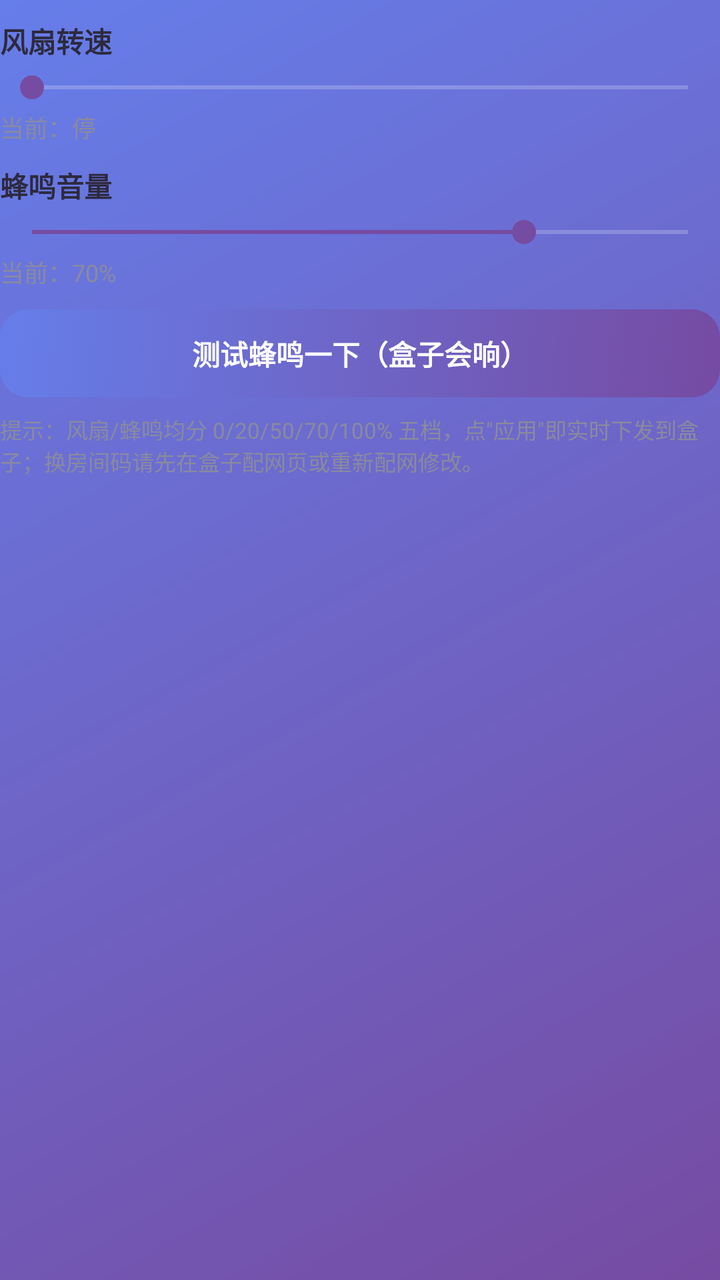
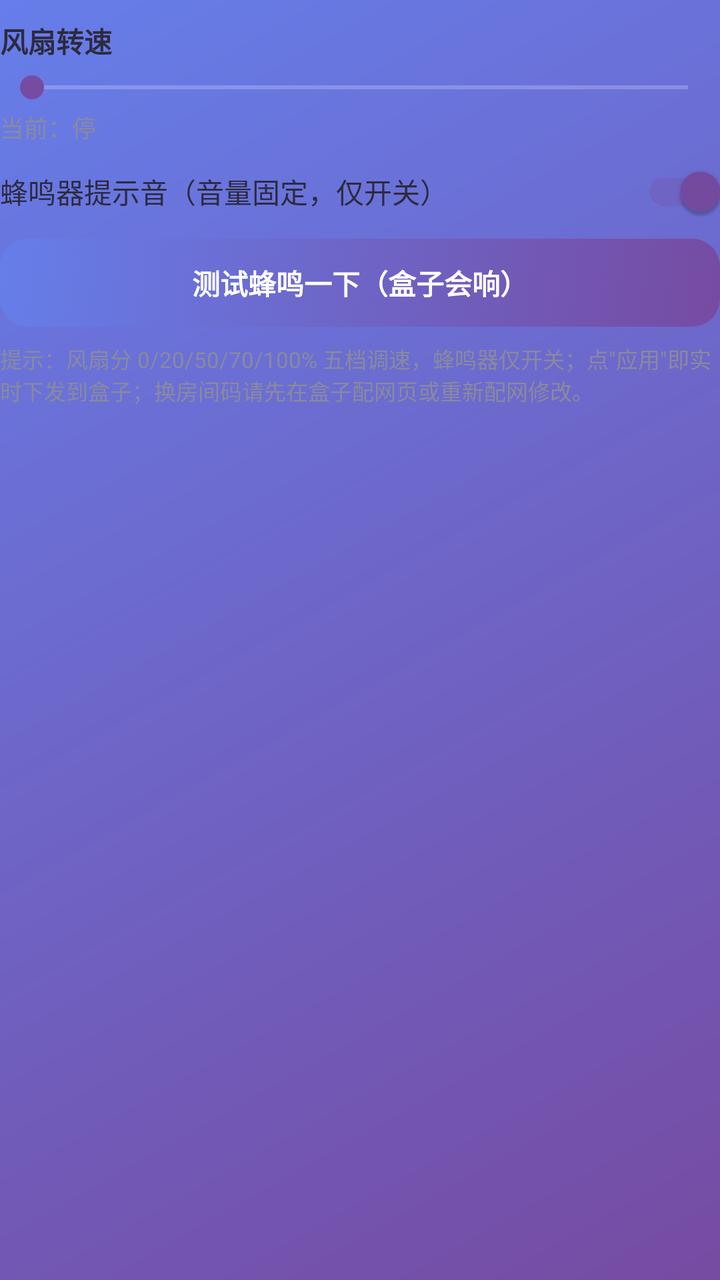

Screens rendered from an Android XML layout before and after an edit, with the pre-edit source and the edit as a unified diff.
<!-- AndroidManifest.xml: application theme Theme.RCViewer -->
<!-- res/layout/dialog_box_settings.xml -->
<?xml version="1.0" encoding="utf-8"?>
<LinearLayout xmlns:android="http://schemas.android.com/apk/res/android"
    android:layout_width="match_parent"
    android:layout_height="wrap_content"
    android:orientation="vertical"
    android:paddingTop="6dp">

    
    <TextView
        android:layout_width="match_parent"
        android:layout_height="wrap_content"
        android:layout_marginTop="4dp"
        android:text="风扇转速"
        android:textColor="@color/ink"
        android:textSize="14sp"
        android:textStyle="bold" />

    <SeekBar
        android:id="@+id/fanSeekBar"
        android:layout_width="match_parent"
        android:layout_height="wrap_content"
        android:layout_marginTop="4dp"
        android:max="4"
        android:progress="0" />

    <TextView
        android:id="@+id/fanValueLabel"
        android:layout_width="match_parent"
        android:layout_height="wrap_content"
        android:layout_marginTop="2dp"
        android:text="当前：停"
        android:textColor="@color/sub"
        android:textSize="12sp" />

    
    <TextView
        android:layout_width="match_parent"
        android:layout_height="wrap_content"
        android:layout_marginTop="10dp"
        android:text="蜂鸣音量"
        android:textColor="@color/ink"
        android:textSize="14sp"
        android:textStyle="bold" />

    <SeekBar
        android:id="@+id/buzzSeekBar"
        android:layout_width="match_parent"
        android:layout_height="wrap_content"
        android:layout_marginTop="4dp"
        android:max="4"
        android:progress="3" />

    <TextView
        android:id="@+id/buzzValueLabel"
        android:layout_width="match_parent"
        android:layout_height="wrap_content"
        android:layout_marginTop="2dp"
        android:text="当前：70%"
        android:textColor="@color/sub"
        android:textSize="12sp" />

    
    <Button
        android:id="@+id/beepBtn"
        android:layout_width="match_parent"
        android:layout_height="44dp"
        android:layout_marginTop="10dp"
        android:background="@drawable/bg_btn_primary"
        android:stateListAnimator="@null"
        android:text="测试蜂鸣一下（盒子会响）"
        android:textColor="#FFFFFF"
        android:textStyle="bold" />

    <TextView
        android:layout_width="match_parent"
        android:layout_height="wrap_content"
        android:layout_marginTop="8dp"
        android:text="提示：风扇/蜂鸣均分 0/20/50/70/100% 五档，点&quot;应用&quot;即实时下发到盒子；换房间码请先在盒子配网页或重新配网修改。"
        android:textColor="@color/sub"
        android:textSize="11sp" />

</LinearLayout>
<!-- resources referenced by this layout -->
<resources>
  <color name="ink">#2d2a3e</color>
  <color name="sub">#8a8a9e</color>
  <!-- drawable bg_btn_primary (drawable) -->
  <?xml version="1.0" encoding="utf-8"?>
  <selector xmlns:android="http://schemas.android.com/apk/res/android">
      <item android:state_pressed="true">
          <shape>
              <gradient android:angle="315"
                  android:startColor="#5568d5" android:endColor="#6a4396" />
              <corners android:radius="14dp" />
          </shape>
      </item>
      <item>
          <shape>
              <gradient android:angle="315"
                  android:startColor="@color/brand_start" android:endColor="@color/brand_end" />
              <corners android:radius="14dp" />
          </shape>
      </item>
  </selector>
  <style name="Theme.RCViewer" parent="Theme.AppCompat.NoActionBar">
          <item name="colorPrimary">@color/brand_start</item>
          <item name="colorPrimaryDark">@color/brand_deep</item>
          <item name="colorAccent">@color/brand_end</item>
          <item name="android:statusBarColor">@color/brand_deep</item>
          <item name="android:windowBackground">@drawable/bg_gradient</item>
          <item name="android:textColorHint">#9a97ad</item>
      </style>
  <color name="brand_start">#667eea</color>
  <color name="brand_end">#764ba2</color>
  <color name="brand_deep">#5a63d6</color>
  <!-- drawable bg_gradient (drawable) -->
  <?xml version="1.0" encoding="utf-8"?>
  <shape xmlns:android="http://schemas.android.com/apk/res/android">
      <gradient
          android:angle="315"
          android:startColor="@color/brand_start"
          android:endColor="@color/brand_end"
          android:type="linear" />
  </shape>
</resources>

<!-- the commit's change to res/layout/dialog_box_settings.xml (unified diff, before → after) -->
@@ -33,31 +33,15 @@
         android:textSize="12sp" />
 
     
-    <TextView
+    <androidx.appcompat.widget.SwitchCompat
+        android:id="@+id/buzzSwitch"
         android:layout_width="match_parent"
         android:layout_height="wrap_content"
         android:layout_marginTop="10dp"
-        android:text="蜂鸣音量"
+        android:checked="true"
+        android:text="蜂鸣器提示音（音量固定，仅开关）"
         android:textColor="@color/ink"
-        android:textSize="14sp"
-        android:textStyle="bold" />
-
-    <SeekBar
-        android:id="@+id/buzzSeekBar"
-        android:layout_width="match_parent"
-        android:layout_height="wrap_content"
-        android:layout_marginTop="4dp"
-        android:max="4"
-        android:progress="3" />
-
-    <TextView
-        android:id="@+id/buzzValueLabel"
-        android:layout_width="match_parent"
-        android:layout_height="wrap_content"
-        android:layout_marginTop="2dp"
-        android:text="当前：70%"
-        android:textColor="@color/sub"
-        android:textSize="12sp" />
+        android:textSize="14sp" />
 
     
     <Button
@@ -75,7 +59,7 @@
         android:layout_width="match_parent"
         android:layout_height="wrap_content"
         android:layout_marginTop="8dp"
-        android:text="提示：风扇/蜂鸣均分 0/20/50/70/100% 五档，点&quot;应用&quot;即实时下发到盒子；换房间码请先在盒子配网页或重新配网修改。"
+        android:text="提示：风扇分 0/20/50/70/100% 五档调速，蜂鸣器仅开关；点&quot;应用&quot;即实时下发到盒子；换房间码请先在盒子配网页或重新配网修改。"
         android:textColor="@color/sub"
         android:textSize="11sp" />
 
